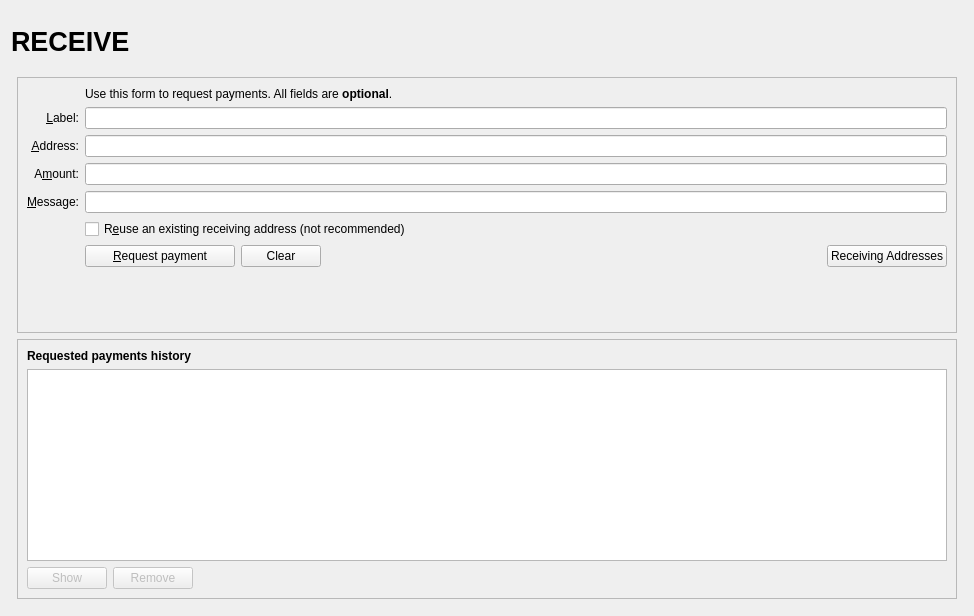
The window that src/qt/forms/receivecoinsdialog.ui (NewCapital/TWINS-Core) describes before a commit, drawn with Qt 5.
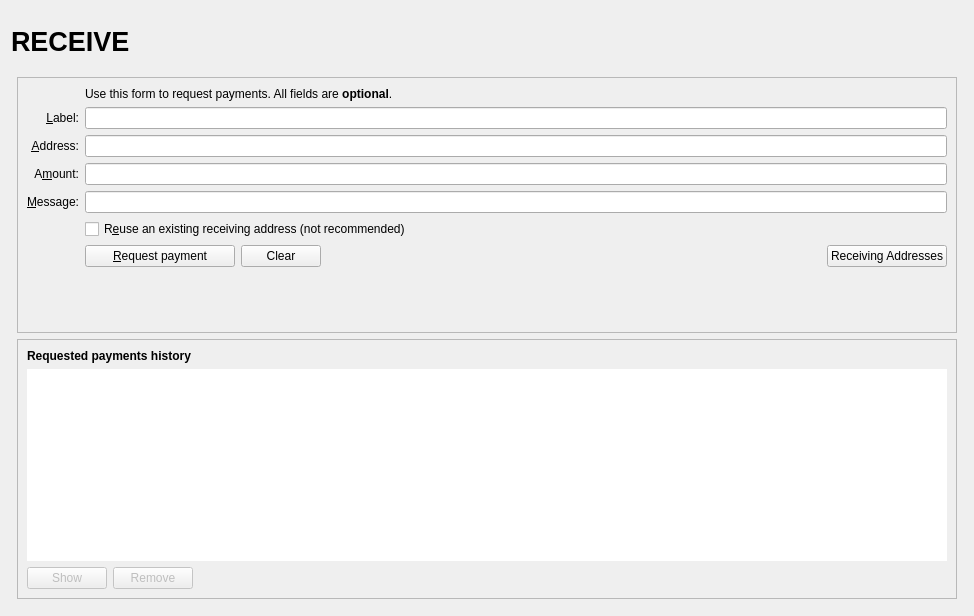
The same window after the commit. Icons and pictures are not drawn. Custom widgets are drawn as their Qt base class.

Diff of the .ui file:
```diff
--- a/src/qt/forms/receivecoinsdialog.ui
+++ b/src/qt/forms/receivecoinsdialog.ui
@@ -402,6 +402,12 @@
              <property name="contextMenuPolicy">
               <enum>Qt::CustomContextMenu</enum>
              </property>
+             <property name="frameShape">
+              <enum>QFrame::NoFrame</enum>
+             </property>
+             <property name="frameShadow">
+              <enum>QFrame::Plain</enum>
+             </property>
              <property name="tabKeyNavigation">
               <bool>false</bool>
              </property>
```
Left out of the diff: 14 changed lines with no effect on the pictures.
